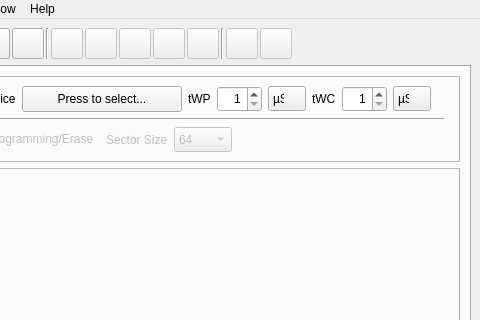
This is software/usbflashprog/main/mainwindow.ui in robsonsmartins/usbflashprog as Qt 5 draws it before an edit; both pictures show x 206 to 686 and y 0 to 320 of the 686 by 834 pixel window. The edited form follows.
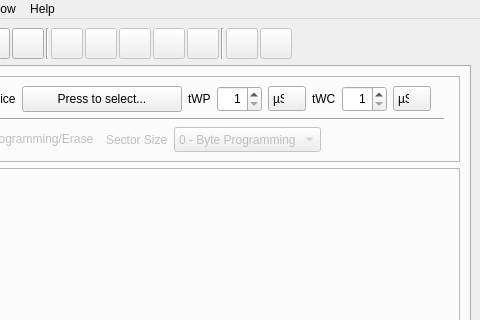
This is the edited form. Icons and pictures are not drawn.

Patch:
```diff
--- a/software/usbflashprog/main/mainwindow.ui
+++ b/software/usbflashprog/main/mainwindow.ui
@@ -701,10 +701,15 @@
                    </property>
                    <property name="minimumSize">
                     <size>
-                     <width>50</width>
+                     <width>120</width>
                      <height>25</height>
                     </size>
                    </property>
+                   <item>
+                    <property name="text">
+                     <string>0 - Byte Programming</string>
+                    </property>
+                   </item>
                    <item>
                     <property name="text">
                      <string notr="true">64</string>
```
Left out of the diff: 9 changed lines with no effect on the pictures.
